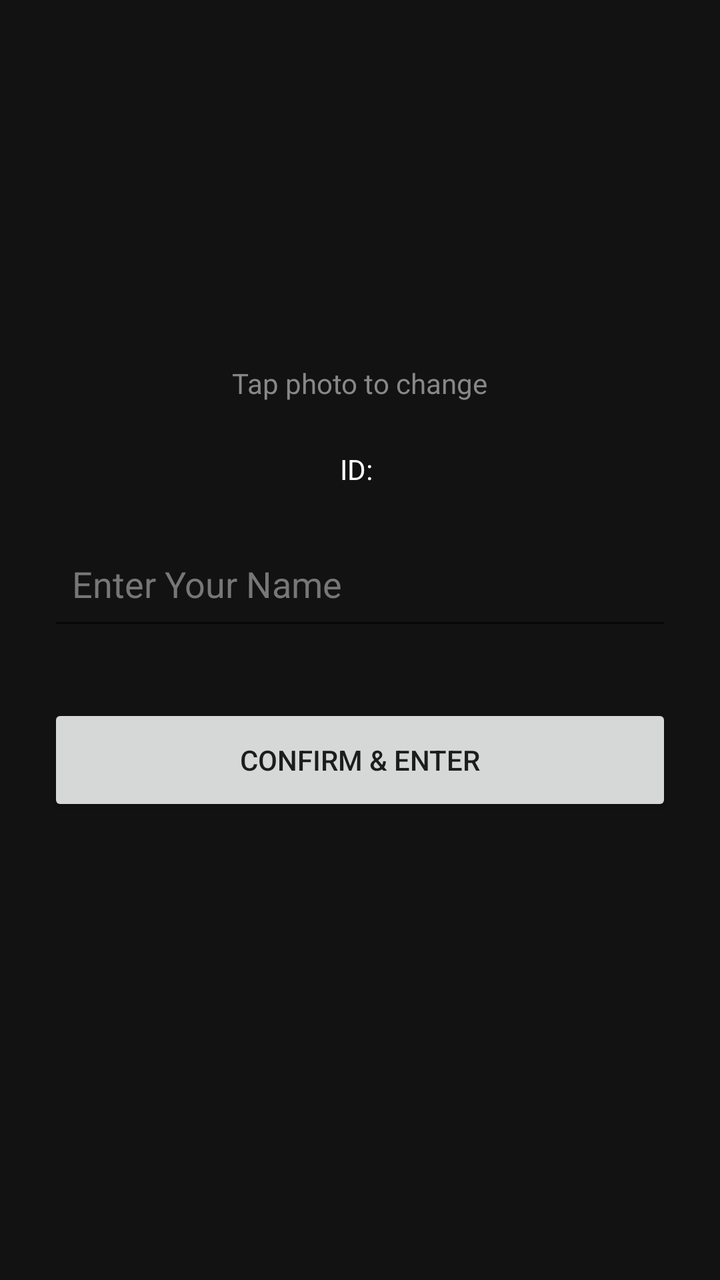
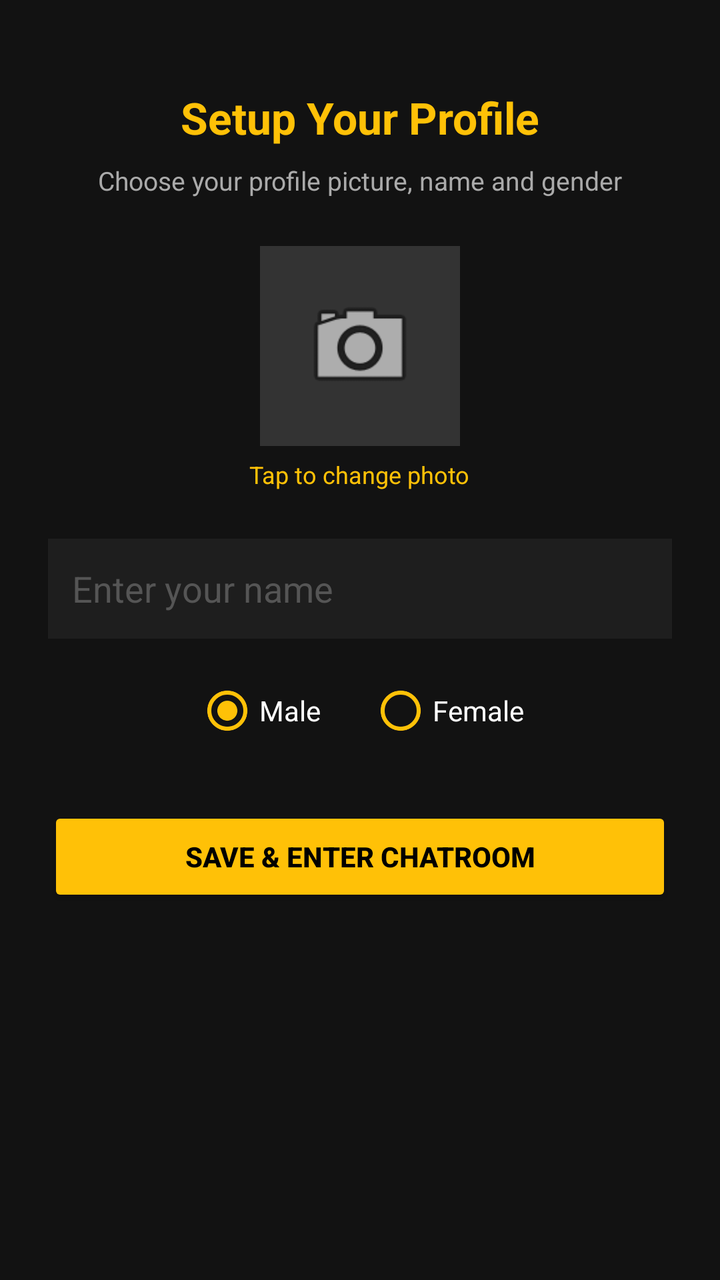

Screens rendered from an Android XML layout before and after an edit, with the pre-edit source and the edit as a unified diff.
<!-- AndroidManifest.xml: application theme Theme.AppCompat.Light.NoActionBar -->
<!-- res/layout/activity_profile_setup.xml -->
<?xml version="1.0" encoding="utf-8"?>
<LinearLayout xmlns:android="http://schemas.android.com/apk/res/android"
    android:layout_width="match_parent"
    android:layout_height="match_parent"
    android:orientation="vertical"
    android:padding="24dp"
    android:background="#121212"
    android:gravity="center_horizontal">

    <ImageView
        android:id="@+id/imgProfile"
        android:layout_width="120dp"
        android:layout_height="120dp"
        android:layout_marginTop="30dp"
        android:src="@android:drawable/sym_def_app_icon" />

    <TextView
        android:layout_width="wrap_content"
        android:layout_height="wrap_content"
        android:text="Tap photo to change"
        android:textColor="#888888"
        android:layout_marginTop="8dp" />

    <TextView
        android:id="@+id/tvId"
        android:layout_width="wrap_content"
        android:layout_height="wrap_content"
        android:text="ID: "
        android:textColor="#FFFFFF"
        android:textSize="14sp"
        android:layout_marginTop="24dp" />

    <EditText
        android:id="@+id/etName"
        android:layout_width="match_parent"
        android:layout_height="56dp"
        android:hint="Enter Your Name"
        android:textColor="#FFFFFF"
        android:textColorHint="#777777"
        android:layout_marginTop="20dp"
        android:padding="12dp" />

    <Button
        android:id="@+id/btnConfirm"
        android:layout_width="match_parent"
        android:layout_height="56dp"
        android:text="Confirm &amp; Enter"
        android:layout_marginTop="32dp" />

</LinearLayout>
<!-- resources referenced by this layout -->
<resources>

</resources>

<!-- the commit's change to res/layout/activity_profile_setup.xml (unified diff, before → after) -->
@@ -7,44 +7,85 @@
     android:background="#121212"
     android:gravity="center_horizontal">
 
-    <ImageView
-        android:id="@+id/imgProfile"
-        android:layout_width="120dp"
-        android:layout_height="120dp"
-        android:layout_marginTop="30dp"
-        android:src="@android:drawable/sym_def_app_icon" />
+    <TextView
+        android:layout_width="wrap_content"
+        android:layout_height="wrap_content"
+        android:text="Setup Your Profile"
+        android:textColor="#FFC107"
+        android:textSize="22sp"
+        android:textStyle="bold"
+        android:layout_marginTop="20dp" />
 
     <TextView
         android:layout_width="wrap_content"
         android:layout_height="wrap_content"
-        android:text="Tap photo to change"
-        android:textColor="#888888"
+        android:text="Choose your profile picture, name and gender"
+        android:textColor="#AAAAAA"
+        android:textSize="13sp"
         android:layout_marginTop="8dp" />
 
+    <ImageView
+        android:id="@+id/imgProfile"
+        android:layout_width="100dp"
+        android:layout_height="100dp"
+        android:layout_marginTop="24dp"
+        android:background="#333333"
+        android:padding="20dp"
+        android:src="@android:drawable/ic_menu_camera" />
+
     <TextView
-        android:id="@+id/tvId"
         android:layout_width="wrap_content"
         android:layout_height="wrap_content"
-        android:text="ID: "
-        android:textColor="#FFFFFF"
-        android:textSize="14sp"
-        android:layout_marginTop="24dp" />
+        android:text="Tap to change photo"
+        android:textColor="#FFC107"
+        android:textSize="12sp"
+        android:layout_marginTop="6dp" />
 
     <EditText
         android:id="@+id/etName"
         android:layout_width="match_parent"
-        android:layout_height="56dp"
-        android:hint="Enter Your Name"
+        android:layout_height="50dp"
+        android:hint="Enter your name"
         android:textColor="#FFFFFF"
-        android:textColorHint="#777777"
-        android:layout_marginTop="20dp"
-        android:padding="12dp" />
+        android:textColorHint="#555555"
+        android:background="#1E1E1E"
+        android:padding="12dp"
+        android:layout_marginTop="24dp" />
+
+    <RadioGroup
+        android:id="@+id/rgGender"
+        android:layout_width="wrap_content"
+        android:layout_height="wrap_content"
+        android:orientation="horizontal"
+        android:layout_marginTop="20dp">
+
+        <RadioButton
+            android:id="@+id/rbMale"
+            android:layout_width="wrap_content"
+            android:layout_height="wrap_content"
+            android:text="Male"
+            android:textColor="#FFFFFF"
+            android:buttonTint="#FFC107"
+            android:checked="true"
+            android:layout_marginEnd="24dp" />
+
+        <RadioButton
+            android:id="@+id/rbFemale"
+            android:layout_width="wrap_content"
+            android:layout_height="wrap_content"
+            android:text="Female"
+            android:textColor="#FFFFFF"
+            android:buttonTint="#FFC107" />
+    </RadioGroup>
 
     <Button
         android:id="@+id/btnConfirm"
         android:layout_width="match_parent"
-        android:layout_height="56dp"
-        android:text="Confirm &amp; Enter"
+        android:layout_height="50dp"
+        android:text="Save &amp; Enter Chatroom"
+        android:backgroundTint="#FFC107"
+        android:textColor="#000000"
+        android:textStyle="bold"
         android:layout_marginTop="32dp" />
 
 </LinearLayout>
